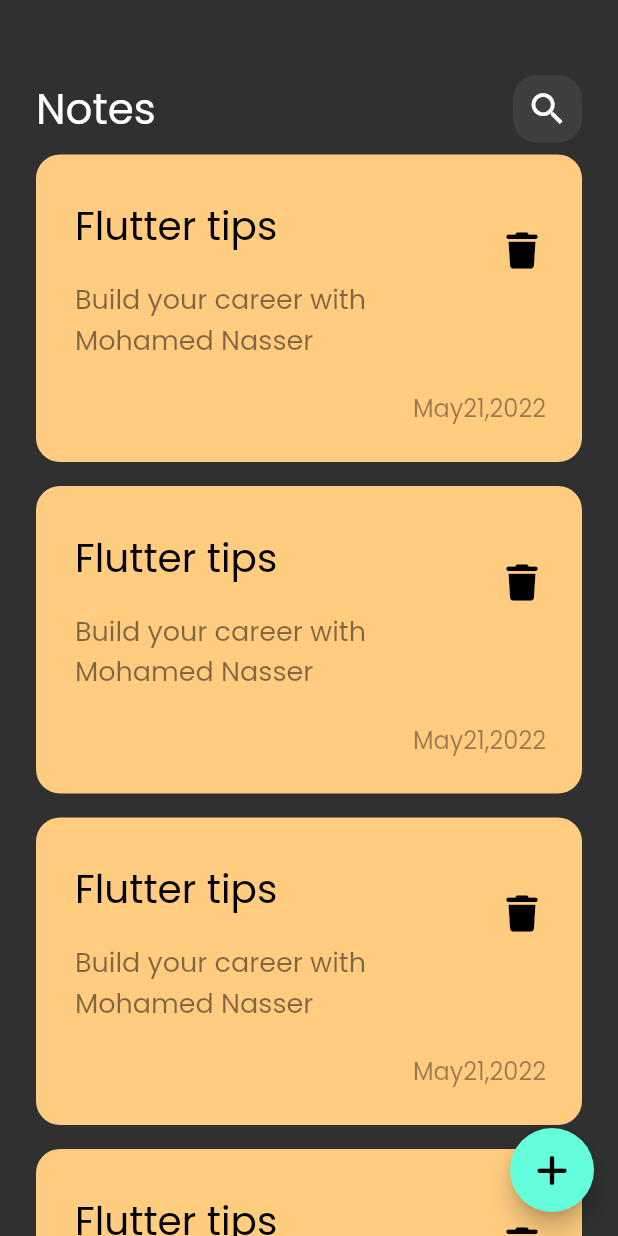
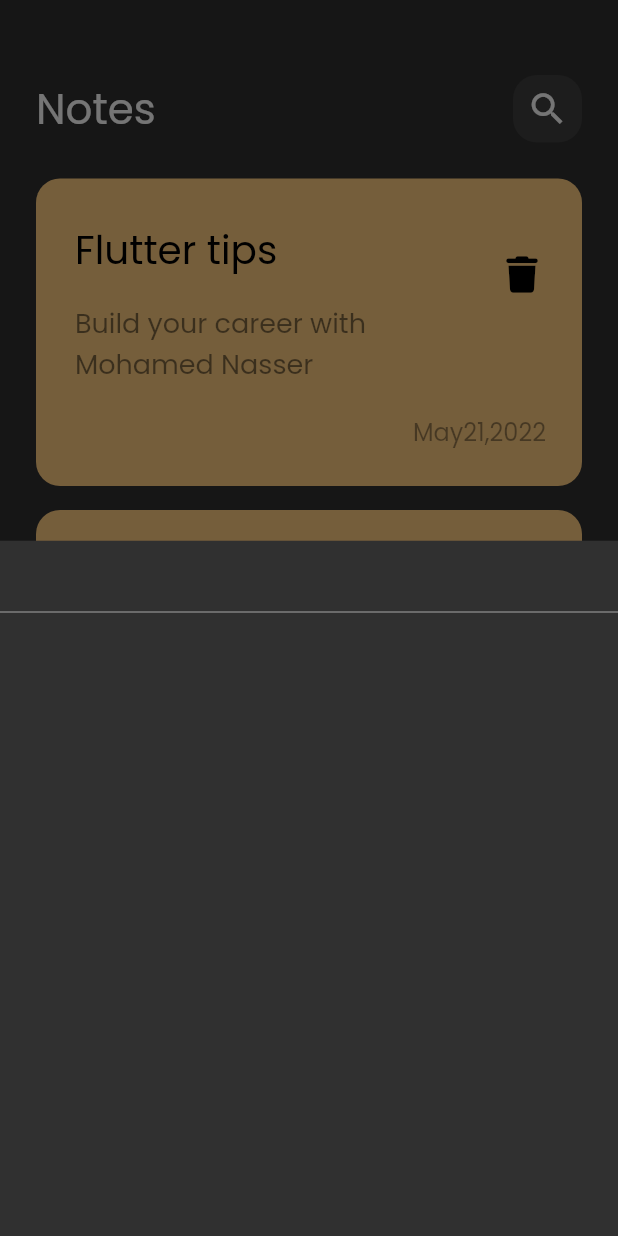
Before and after one commit to mohamedNaser1212/note_app, a Flutter app: the screen it shows after launch, after a tap on an icon or button, on a phone screen of 412 x 824 dp. Run offline on Flutter 3.47's test engine with Material 2 defaults, Android fonts, the phone set to English and light mode, and no system bars; our stand-ins replace font_awesome_flutter.

Commit message:
show note bottom sheet

```diff
--- a/lib/views/notes_view.dart
+++ b/lib/views/notes_view.dart
@@ -1,5 +1,6 @@
 import 'package:flutter/material.dart';
 import 'package:font_awesome_flutter/font_awesome_flutter.dart';
+import 'package:notes_app/views/widgets/add_note_bottom_sheet.dart';
 import 'package:notes_app/views/widgets/notes_view_body.dart';
 
 class NotesView extends StatelessWidget {
@@ -9,13 +10,16 @@ class NotesView extends StatelessWidget {
   Widget build(BuildContext context) {
     return Scaffold(
       floatingActionButton: FloatingActionButton(
-
-        onPressed: () {  },
-        child:Icon(
+        onPressed: () {
+          showModalBottomSheet(context: context, builder: (context){
+            return const AddNoteBottomSheet();
+          });
+        },
+        child: Icon(
           FontAwesomeIcons.plus,
-        ) ,
+        ),
       ),
-      body:const NotesViewBody(),
+      body: const NotesViewBody(),
     );
   }
 }
--- /dev/null
+++ b/lib/views/widgets/add_note_bottom_sheet.dart
@@ -0,0 +1,20 @@
+import 'package:flutter/material.dart';
+
+class AddNoteBottomSheet extends StatelessWidget {
+  const AddNoteBottomSheet({Key? key}) : super(key: key);
+
+  @override
+  Widget build(BuildContext context) {
+    return  Container(
+      child: Column(
+        children: [
+          TextField(
+
+          )
+
+
+        ],
+      ),
+    );
+  }
+}
--- a/lib/views/widgets/notes_list_view.dart
+++ b/lib/views/widgets/notes_list_view.dart
@@ -7,13 +7,18 @@ class NoteListView extends StatelessWidget {
 
   @override
   Widget build(BuildContext context) {
-    return ListView.builder(itemBuilder:(context,index)
-    {
-      return const Padding(
-        padding: EdgeInsets.symmetric(vertical: 8.0),
-        child: NoteItem(),
-      );
-    });
+    return Padding(
+      padding: const EdgeInsets.symmetric(vertical: 16.0),
+      child: ListView.builder(
+      padding: EdgeInsets.zero
+      ,itemBuilder:(context,index)
+      {
+        return const Padding(
+          padding: EdgeInsets.symmetric(vertical: 8.0),
+          child: NoteItem(),
+        );
+      }),
+    );
 
 
 
```
